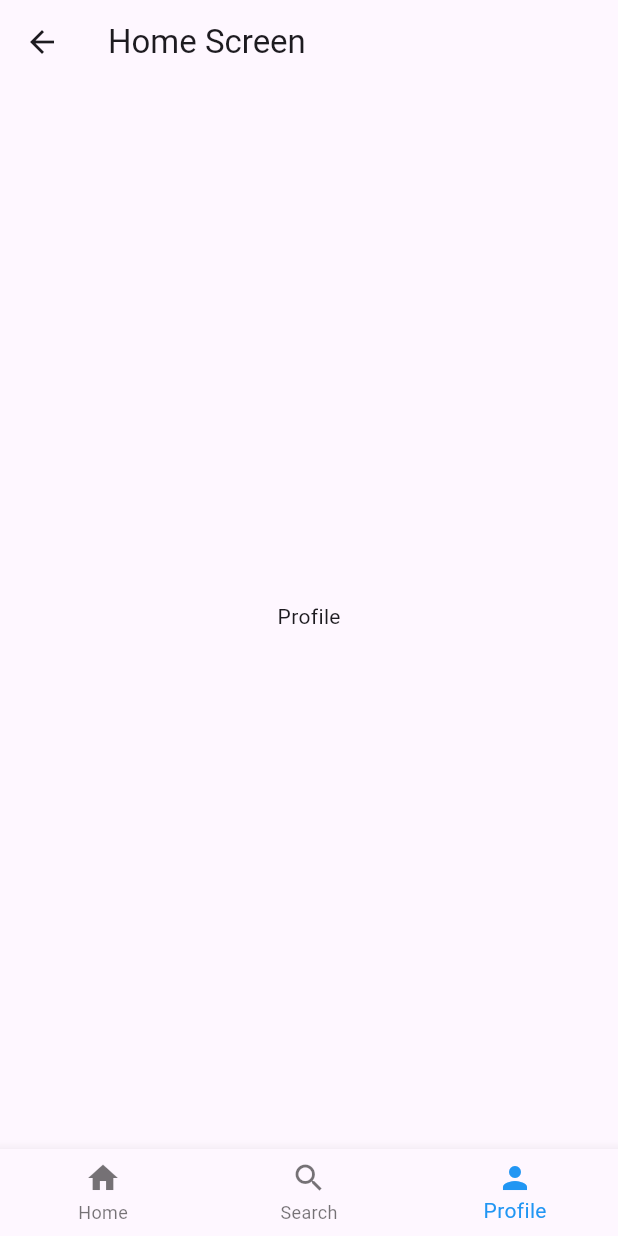
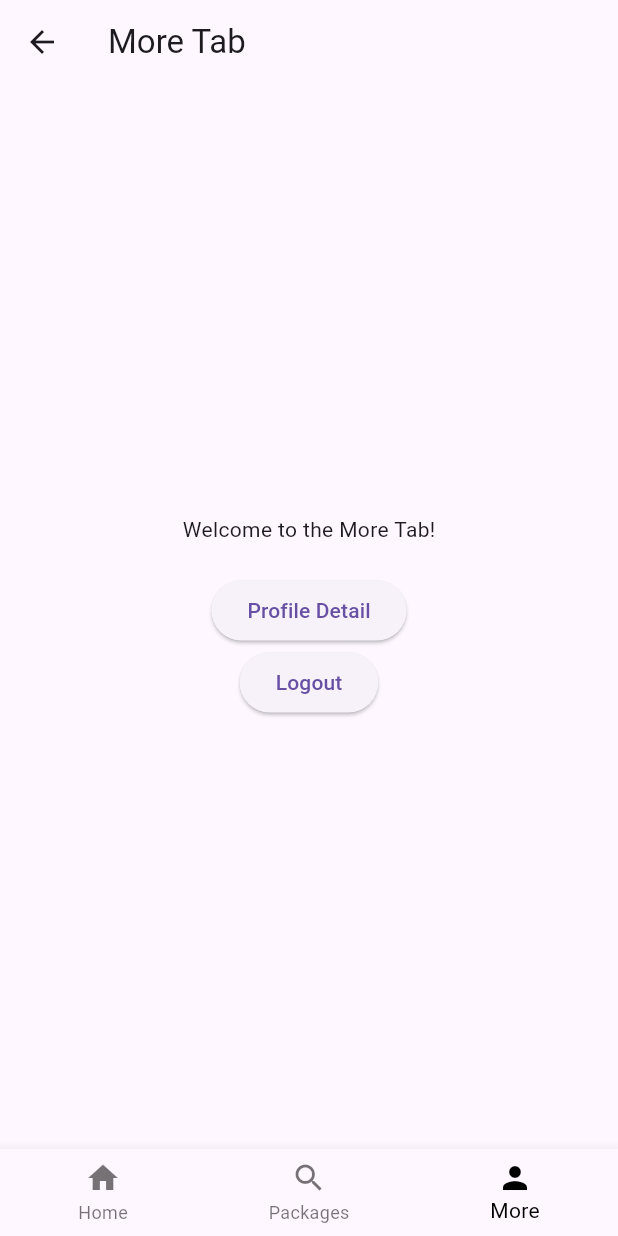
Before and after one commit to blastering66/mysf_flutter, a Flutter app: the HomeScreen screen opened by its route, item 3 of the bottom bar chosen, on a phone screen of 412 x 824 dp. Run offline on Flutter 3.47's test engine with Material 3 defaults, Android fonts, the phone set to English and light mode, and no system bars; our stand-ins replace shared_preferences; accounts and stored records are empty.

Commit message:
attempt to feature login logout

```diff
--- a/lib/screens/Auth/viewmodel/welcome.dart
+++ b/lib/screens/Auth/viewmodel/welcomeViewModel.dart
@@ -9,6 +9,10 @@ class WelcomeScreenViewModel {
     Navigator.pushNamed(context, '/register');
   }
 
+  void navToHome(BuildContext context) {
+    Navigator.pushNamed(context, '/home');
+  }
+
   void navBack(BuildContext context) {
     Navigator.pop(context);
   }
--- a/lib/screens/Auth/welcomescreen.dart
+++ b/lib/screens/Auth/welcomescreen.dart
@@ -1,5 +1,5 @@
 import 'package:flutter/material.dart';
-import 'package:mysff_flutter/screens/Auth/viewmodel/welcome.dart';
+import 'package:mysff_flutter/screens/Auth/viewmodel/welcomeviewmodel.dart';
 
 class WelcomeScreen extends StatelessWidget {
   final WelcomeScreenViewModel vModel = WelcomeScreenViewModel();
--- a/lib/screens/Home/components/bottom_tab_menu.dart
+++ b/lib/screens/Home/components/bottom_tab_menu.dart
@@ -1,4 +1,7 @@
 import 'package:flutter/material.dart';
+import 'package:mysff_flutter/screens/Home/hometabscreen.dart';
+import 'package:mysff_flutter/screens/Home/moretabscreen.dart';
+import 'package:mysff_flutter/screens/Home/packagetabscreen.dart';
 
 class BottomTabMenu extends StatefulWidget {
   const BottomTabMenu({Key? key}) : super(key: key);
@@ -11,9 +14,15 @@ class _BottomTabMenuState extends State<BottomTabMenu> {
   int _selectedIndex = 0;
 
   static const List<Widget> _pages = <Widget>[
-    Center(child: Text('Home')),
-    Center(child: Text('Search')),
-    Center(child: Text('Profile')),
+    HomeTabScreen(
+      key: Key('home_tab'),
+    ),
+    PackageTabScreen(
+      key: Key('package_tab'),
+    ),
+    MoreTabScreen(
+      key: Key('more_tab'),
+    ),
   ];
 
   void _onItemTapped(int index) {
@@ -34,15 +43,23 @@ class _BottomTabMenuState extends State<BottomTabMenu> {
           ),
           BottomNavigationBarItem(
             icon: Icon(Icons.search),
-            label: 'Search',
+            label: 'Packages',
           ),
           BottomNavigationBarItem(
             icon: Icon(Icons.person),
-            label: 'Profile',
+            label: 'More',
           ),
+          // BottomNavigationBarItem(
+          //   icon: Icon(Icons.search),
+          //   label: 'Lifestyle',
+          // ),
+          // BottomNavigationBarItem(
+          //   icon: Icon(Icons.person),
+          //   label: 'More',
+          // ),
         ],
         currentIndex: _selectedIndex,
-        selectedItemColor: Colors.blue,
+        selectedItemColor: Colors.black,
         onTap: _onItemTapped,
       ),
     );
--- a/lib/screens/Home/homescreen.dart
+++ b/lib/screens/Home/homescreen.dart
@@ -15,9 +15,6 @@ class _HomeScreenState extends State<HomeScreen> {
   @override
   Widget build(BuildContext context) {
     return Scaffold(
-      appBar: AppBar(
-        title: Text('Home Screen'),
-      ),
       body: BottomTabMenu(),
     );
   }
--- /dev/null
+++ b/lib/screens/Home/moretabscreen.dart
@@ -0,0 +1,52 @@
+import 'package:flutter/material.dart';
+import 'package:mysff_flutter/screens/Home/viewmodel/moreviewmodel.dart';
+import 'package:provider/provider.dart';
+import 'package:mysff_flutter/screens/Auth/viewmodel/authViewModel.dart';
+
+class MoreTabScreen extends StatefulWidget {
+  const MoreTabScreen({Key? key}) : super(key: key);
+
+  @override
+  State<StatefulWidget> createState() {
+    return _MoreTabState();
+  }
+}
+
+class _MoreTabState extends State<MoreTabScreen> {
+
+  @override
+  Widget build(BuildContext context) {
+    // final moreViewModel = context.watch<MoreViewModel>();
+     // Call logout method on init
+    return Scaffold(
+      appBar: AppBar(
+        title: Text('More Tab'),
+      ),
+      body: Center(
+        child: Column(
+          mainAxisAlignment: MainAxisAlignment.center,
+          children: [
+            Text('Welcome to the More Tab!'),
+            SizedBox(height: 20),
+            ElevatedButton(
+              onPressed: () {
+                // moreViewModel.goToProfile(context);
+              },
+              child: Text('Profile Detail'),
+            ),
+            ElevatedButton(
+              onPressed: () {
+                // Add your action here
+                ScaffoldMessenger.of(context).showSnackBar(
+                  SnackBar(content: Text('You just logged out!')),
+                );
+                // moreViewModel.doLogout(context);
+              },
+              child: Text('Logout'),
+            ),
+          ],
+        ),
+      ),
+    );
+  }
+}
--- /dev/null
+++ b/lib/screens/Home/viewmodel/homeviewmodel.dart
@@ -0,0 +1,5 @@
+import 'package:flutter/material.dart';
+
+class HomeScreenViewModel {
+
+}
--- /dev/null
+++ b/lib/screens/Home/viewmodel/moreviewmodel.dart
@@ -0,0 +1,18 @@
+import 'package:flutter/material.dart';
+import 'package:provider/provider.dart';
+import 'package:mysff_flutter/screens/Auth/viewmodel/authViewModel.dart';
+
+
+class MoreViewModel {
+
+  void doLogout(BuildContext context) {
+    // Call the logout method from the AuthViewModel
+    final authViewModel = Provider.of<AuthViewModel>(context, listen: false);
+    authViewModel.logout();
+  }
+
+  void goToProfile(BuildContext context) {
+    // Navigate to the profile screen
+    Navigator.pushNamed(context, '/profile');
+  }
+}
```
Also changed, not shown: lib/main.dart (+36 -13 lines), lib/screens/Auth/components/logo.dart (added, +21 -0 lines), lib/screens/Auth/loginscreen.dart (+8 -1 lines), lib/screens/Auth/splashscreen.dart (+20 -9 lines), lib/screens/Auth/viewmodel/authViewModel.dart (added, +79 -0 lines), lib/screens/Home/hometabscreen.dart (added, +24 -0 lines), lib/screens/Home/packagetabscreen.dart (added, +24 -0 lines), lib/screens/More/profilescreen.dart (added, +16 -0 lines), 1 other file.
